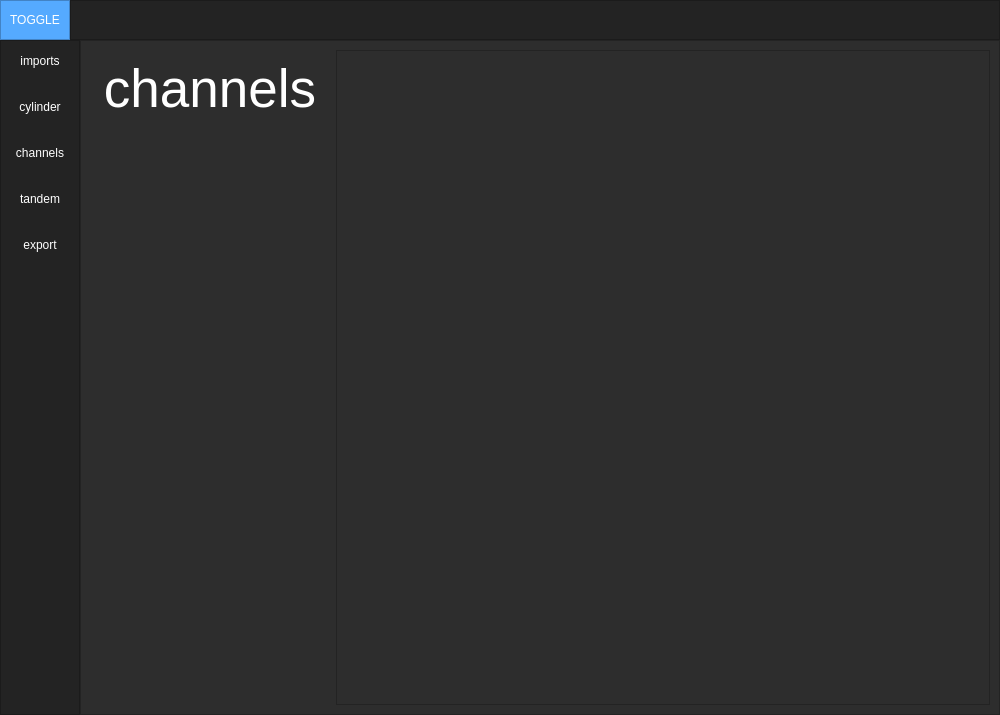
This is Presentation/MainWindow/ui_main.ui in nsmela/brachify as Qt 5 draws it before an edit. The edited form follows.
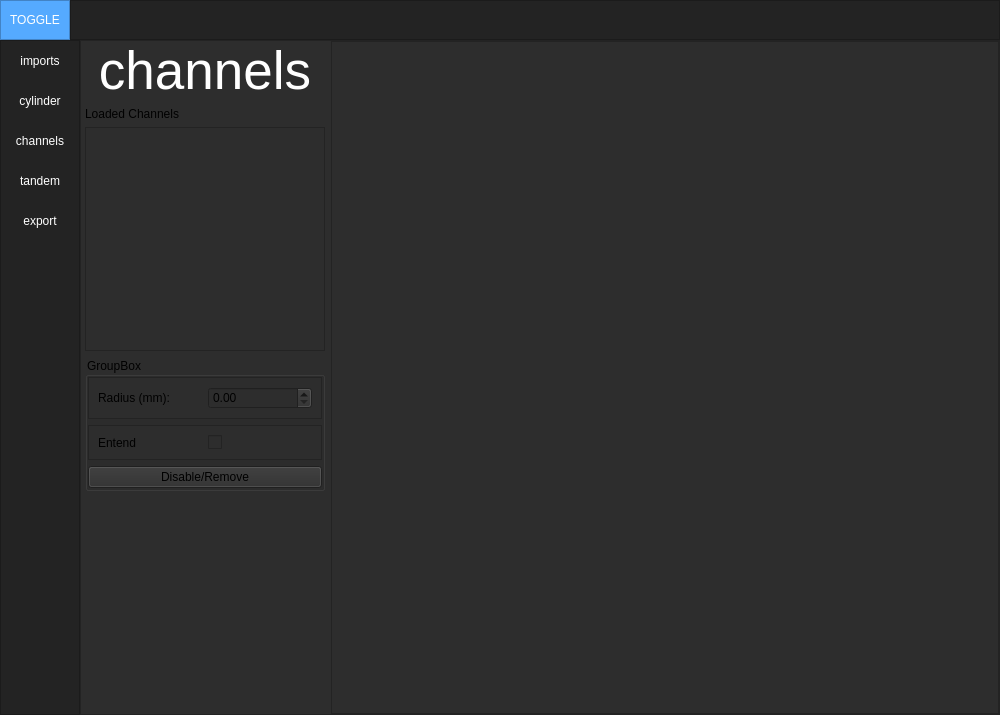
This is the edited form. The open tabs and pages were chosen to show the change.

```diff
--- a/Presentation/MainWindow/ui_main.ui
+++ b/Presentation/MainWindow/ui_main.ui
@@ -198,6 +198,9 @@
           <enum>QFrame::Raised</enum>
          </property>
          <layout class="QVBoxLayout" name="verticalLayout_3">
+          <property name="spacing">
+           <number>0</number>
+          </property>
           <property name="leftMargin">
            <number>0</number>
           </property>
@@ -219,6 +222,9 @@
              <enum>QFrame::Raised</enum>
             </property>
             <layout class="QVBoxLayout" name="verticalLayout_4">
+             <property name="spacing">
+              <number>0</number>
+             </property>
              <property name="leftMargin">
               <number>0</number>
              </property>
@@ -364,6 +370,18 @@
           <enum>QFrame::Raised</enum>
          </property>
          <layout class="QHBoxLayout" name="horizontalLayout_3">
+          <property name="leftMargin">
+           <number>4</number>
+          </property>
+          <property name="topMargin">
+           <number>0</number>
+          </property>
+          <property name="rightMargin">
+           <number>0</number>
+          </property>
+          <property name="bottomMargin">
+           <number>0</number>
+          </property>
           <item>
            <widget class="QStackedWidget" name="stackedWidget">
             <property name="maximumSize">
@@ -440,8 +458,20 @@
              </layout>
             </widget>
             <widget class="QWidget" name="page_2">
-             <layout class="QVBoxLayout" name="verticalLayout_6">
-              <item alignment="Qt::AlignTop">
+             <layout class="QVBoxLayout" name="verticallayout_6">
+              <property name="leftMargin">
+               <number>0</number>
+              </property>
+              <property name="topMargin">
+               <number>0</number>
+              </property>
+              <property name="rightMargin">
+               <number>0</number>
+              </property>
+              <property name="bottomMargin">
+               <number>0</number>
+              </property>
+              <item alignment="Qt::AlignHCenter|Qt::AlignTop">
                <widget class="QLabel" name="label_2">
                 <property name="font">
                  <font>
@@ -463,6 +493,18 @@
             </widget>
             <widget class="QWidget" name="page_3">
              <layout class="QVBoxLayout" name="verticalLayout_8">
+              <property name="leftMargin">
+               <number>0</number>
+              </property>
+              <property name="topMargin">
+               <number>0</number>
+              </property>
+              <property name="rightMargin">
+               <number>0</number>
+              </property>
+              <property name="bottomMargin">
+               <number>0</number>
+              </property>
               <item alignment="Qt::AlignTop">
                <widget class="QLabel" name="label_3">
                 <property name="font">
@@ -481,6 +523,111 @@
                 </property>
                </widget>
               </item>
+              <item>
+               <widget class="QLabel" name="label_7">
+                <property name="text">
+                 <string>Loaded Channels</string>
+                </property>
+               </widget>
+              </item>
+              <item>
+               <widget class="QListView" name="channelsListView"/>
+              </item>
+              <item>
+               <widget class="QGroupBox" name="groupBox">
+                <property name="title">
+                 <string>GroupBox</string>
+                </property>
+                <layout class="QVBoxLayout" name="verticalLayout_6">
+                 <property name="leftMargin">
+                  <number>0</number>
+                 </property>
+                 <property name="topMargin">
+                  <number>0</number>
+                 </property>
+                 <property name="rightMargin">
+                  <number>0</number>
+                 </property>
+                 <property name="bottomMargin">
+                  <number>0</number>
+                 </property>
+                 <item>
+                  <widget class="QFrame" name="frame_7">
+                   <property name="frameShape">
+                    <enum>QFrame::StyledPanel</enum>
+                   </property>
+                   <property name="frameShadow">
+                    <enum>QFrame::Raised</enum>
+                   </property>
+                   <layout class="QHBoxLayout" name="horizontalLayout_10">
+                    <item>
+                     <widget class="QLabel" name="label_8">
+                      <property name="text">
+                       <string>Radius (mm):</string>
+                      </property>
+                     </widget>
+                    </item>
+                    <item>
+                     <widget class="QDoubleSpinBox" name="channelRadiusSpinBox"/>
+                    </item>
+                   </layout>
+                  </widget>
+                 </item>
+                 <item>
+                  <widget class="QFrame" name="frame_8">
+                   <property name="frameShape">
+                    <enum>QFrame::StyledPanel</enum>
+                   </property>
+                   <property name="frameShadow">
+                    <enum>QFrame::Raised</enum>
+                   </property>
+                   <layout class="QHBoxLayout" name="horizontalLayout_11">
+                    <item>
+                     <widget class="QLabel" name="label_9">
+                      <property name="text">
+                       <string>Entend</string>
+                      </property>
+                     </widget>
+                    </item>
+                    <item>
+                     <widget class="QCheckBox" name="channelExtendCheckBox">
+                      <property name="text">
+                       <string/>
+                      </property>
+                      <property name="iconSize">
+                       <size>
+                        <width>32</width>
+                        <height>32</height>
+                       </size>
+                      </property>
+                     </widget>
+                    </item>
+                   </layout>
+                  </widget>
+                 </item>
+                 <item>
+                  <widget class="QPushButton" name="btn_channel_disable">
+                   <property name="text">
+                    <string>Disable/Remove</string>
+                   </property>
+                  </widget>
+                 </item>
+                </layout>
+               </widget>
+              </item>
+              <item>
+               <spacer name="verticalSpacer_3">
+                <property name="orientation">
+                 <enum>Qt::Vertical</enum>
+                </property>
+                <property name="sizeHint" stdset="0">
+                 <size>
+                  <width>20</width>
+                  <height>40</height>
+                 </size>
+                </property>
+               </spacer>
+              </item>
              </layout>
             </widget>
             <widget class="QWidget" name="page_4">
```
Left out of the diff: 330 changed lines with no effect on the pictures.
